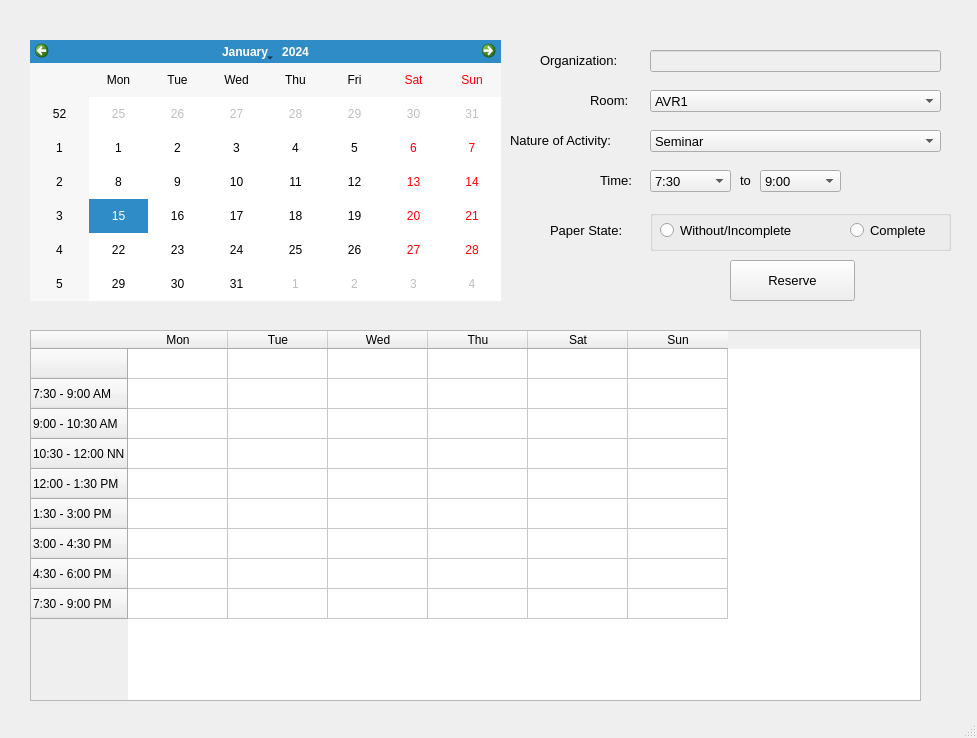
The window that UserInterface/User.ui (jvgcalites/Room-Reservation) describes before a commit, drawn with Qt 5.
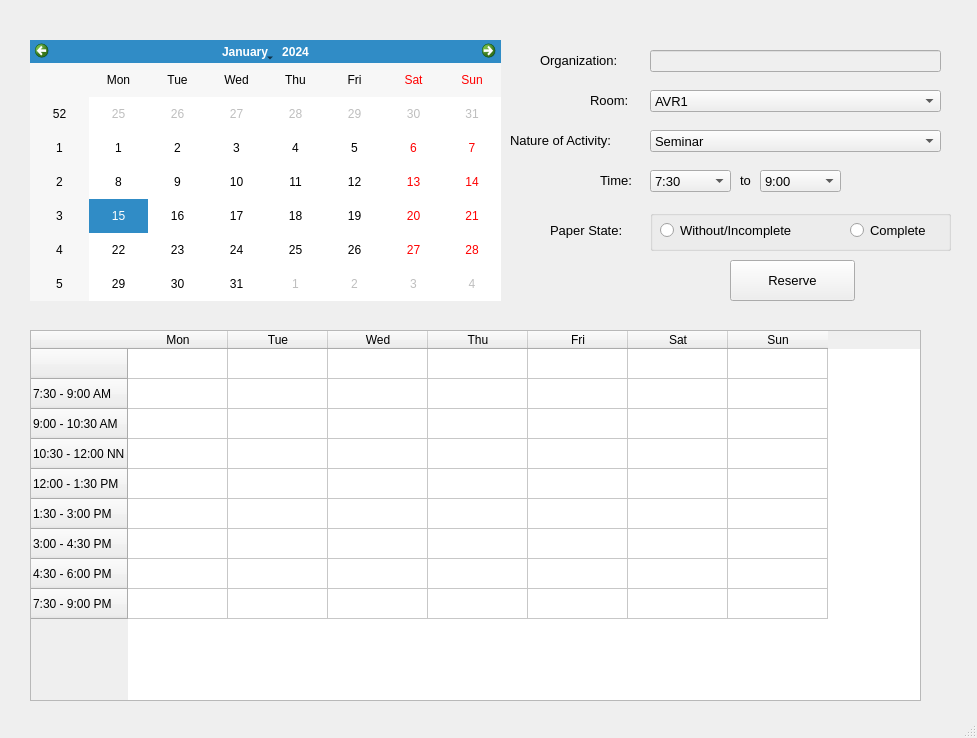
The same window after the commit.

```diff
--- a/UserInterface/User.ui
+++ b/UserInterface/User.ui
@@ -103,6 +103,11 @@
       <string>Thu</string>
      </property>
     </column>
+    <column>
+     <property name="text">
+      <string>Fri</string>
+     </property>
+    </column>
     <column>
      <property name="text">
       <string>Sat</string>
```
Left out of the diff: 23 changed lines with no effect on the pictures.
